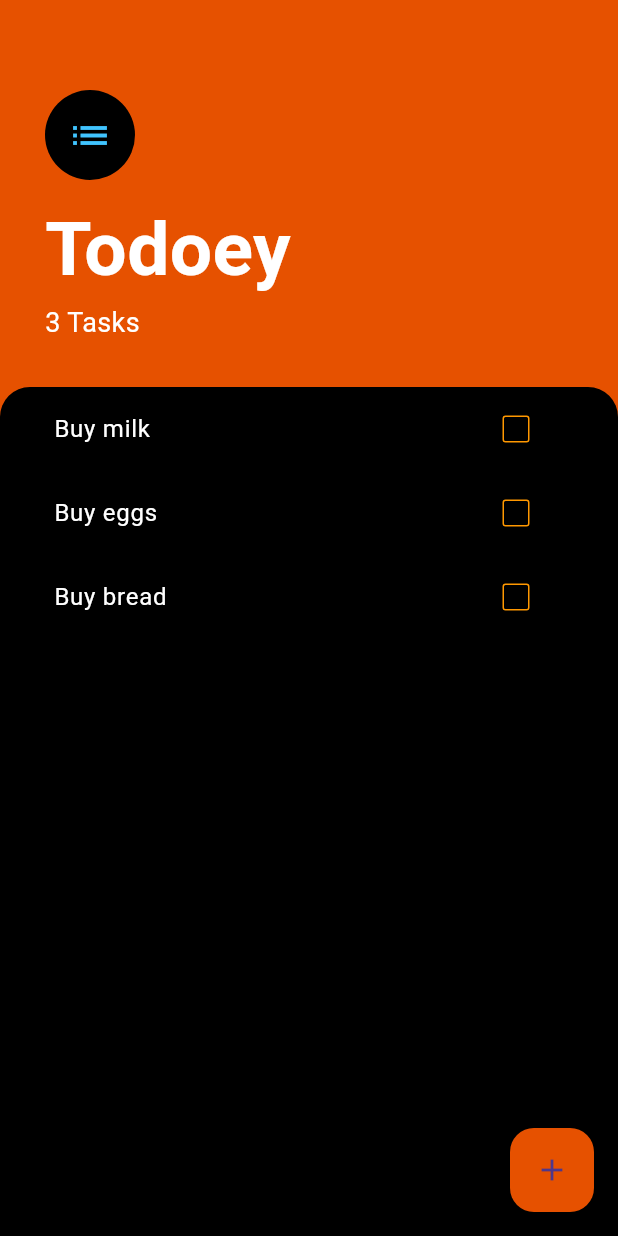
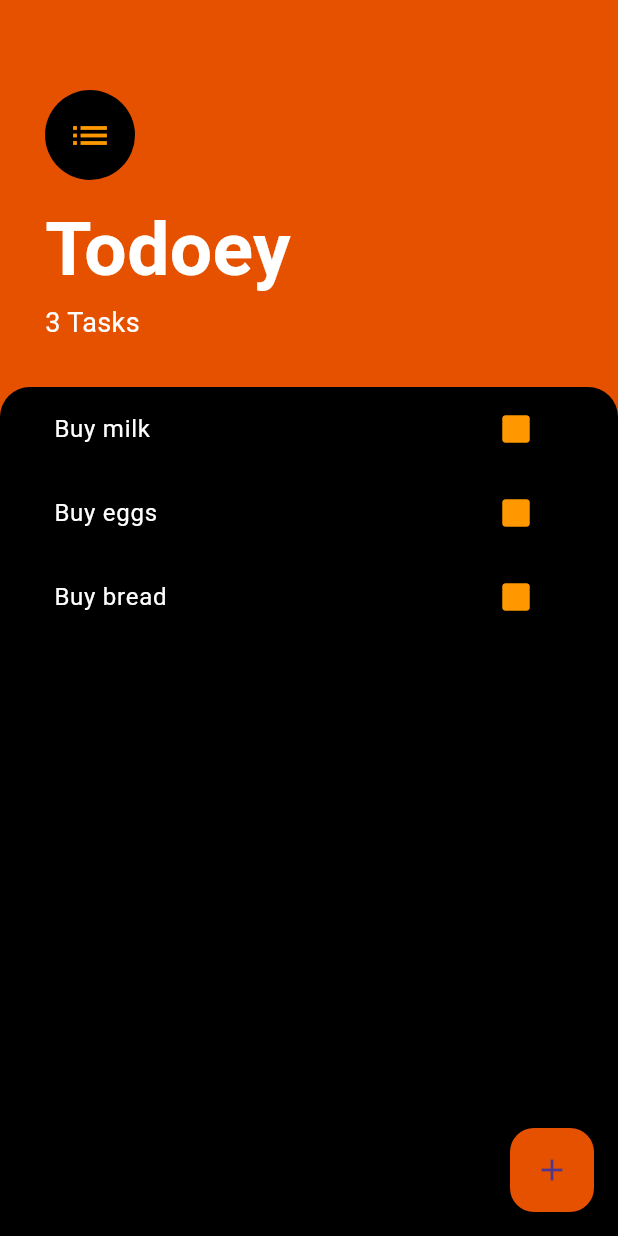
Before and after one commit to Akshat-sGit/today_flutter, a Flutter app: the screen it shows after launch, on a phone screen of 412 x 824 dp. Run offline on Flutter 3.47's test engine with Material 3 defaults, Android fonts, the light colour scheme and no system bars.

Commit message:
Fix widget constructors

```diff
--- a/lib/screens/task_screen.dart
+++ b/lib/screens/task_screen.dart
@@ -46,7 +46,7 @@ class TasksScreen extends StatelessWidget {
                   child: Icon(
                     Icons.list,
                     size: 30.0,
-                    color: Colors.lightBlueAccent,
+                    color: Colors.orange,
                   ),
                 ),
                 const SizedBox(
--- a/lib/widgets/task_tile.dart
+++ b/lib/widgets/task_tile.dart
@@ -38,7 +38,7 @@ class TaskTile extends StatelessWidget {
       ),
       trailing: Checkbox(
         side: const BorderSide(color: Colors.orange),
-        checkColor: Colors.orange,
+        fillColor: MaterialStateProperty.resolveWith(getColor),
         value: isChecked,
         onChanged: (newValue) {
           checkboxCallback(newValue ?? false);
```
